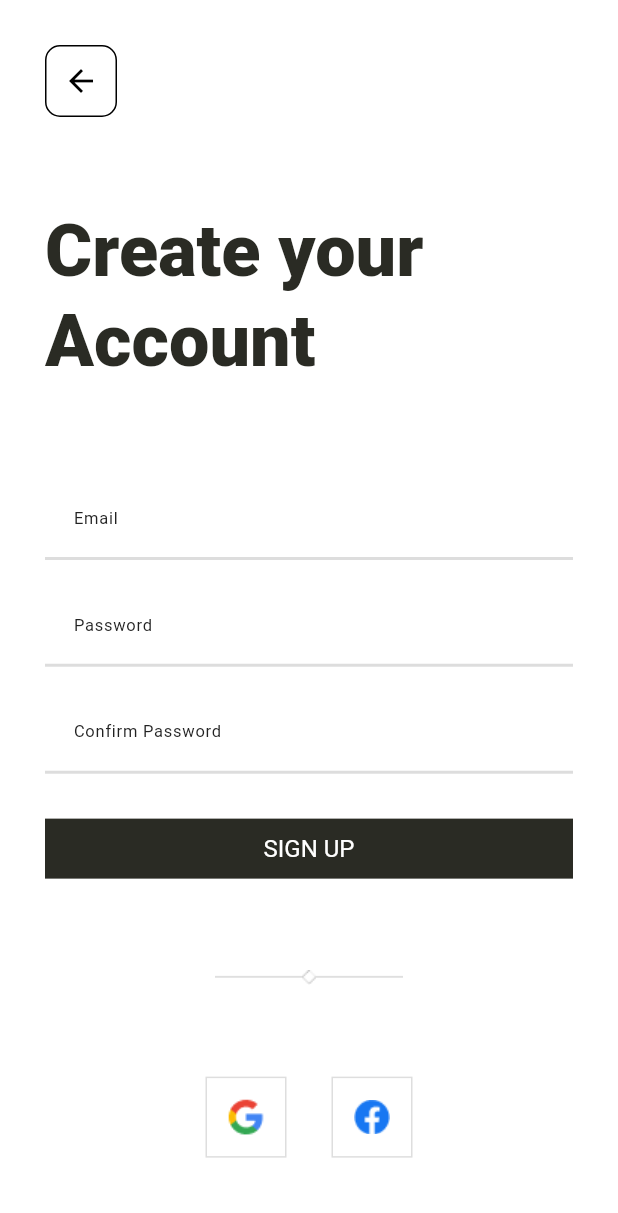
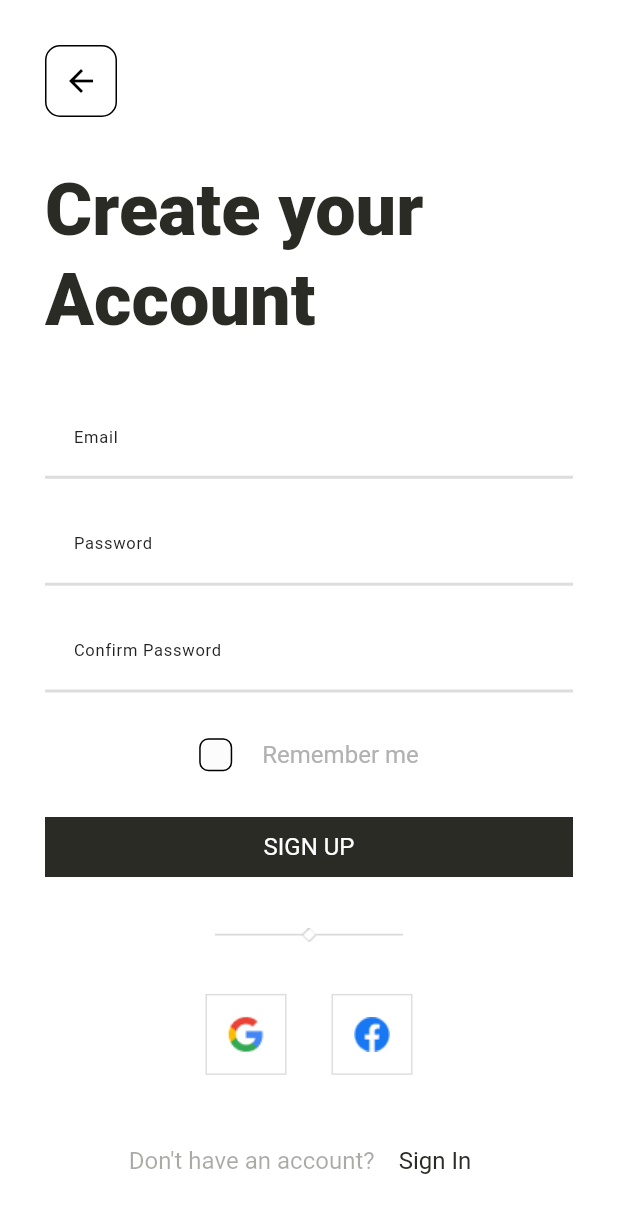
Before and after one commit to Josh-la-posh/fashion_app, a Flutter app: the SignupScreen screen opened by its route, on a phone screen of 412 x 824 dp. Shown: the top 1213 px of the screen. Run offline on Flutter 3.47's test engine with Material 3 defaults, Android fonts, the phone set to English and light mode, and no system bars; our stand-ins replace connectivity_plus, dio, flutter_dotenv, get, get_storage, shared_preferences; accounts and stored records are empty; Roboto replaces fonts that are missing (Manrope).

Commit message:
remember me checkbox design

```diff
--- a/lib/features/authentication/screens/onboarding/onboarding_final_page.dart
+++ b/lib/features/authentication/screens/onboarding/onboarding_final_page.dart
@@ -2,6 +2,7 @@ import 'package:flutter/material.dart';
 import 'package:get/get.dart';
 import 'package:sytle_to_perfection/common/widgets/buttons/elevated_button.dart';
 import 'package:sytle_to_perfection/features/authentication/screens/login/login.dart';
+import 'package:sytle_to_perfection/features/authentication/screens/signup/signup.dart';
 import 'package:sytle_to_perfection/utils/constants/colors.dart';
 import 'package:sytle_to_perfection/utils/constants/images.dart';
 import 'package:sytle_to_perfection/utils/constants/sizes.dart';
@@ -131,7 +132,7 @@ class OnboardingFinalScreen extends StatelessWidget {
                         )
                     ),
                     TextButton(
-                      onPressed: (){},
+                      onPressed: (){Get.to(() => const SignupScreen());},
                       child: Text(
                         'Sign up',
                         style: Theme.of(context).textTheme.bodyMedium,
--- a/lib/features/authentication/screens/signup/signup.dart
+++ b/lib/features/authentication/screens/signup/signup.dart
@@ -2,11 +2,9 @@ import 'package:flutter/material.dart';
 import 'package:get/get.dart';
 import 'package:sytle_to_perfection/features/authentication/screens/login/login.dart';
 import 'package:sytle_to_perfection/features/authentication/screens/signup/widget/signup_form.dart';
-
 import '../../../../utils/constants/colors.dart';
 import '../../../../utils/constants/images.dart';
 import '../../../../utils/constants/sizes.dart';
-import '../../../../utils/devices/device_utility.dart';
 import '../../../../utils/helpers/helper_functions.dart';
 import '../login/widgets/auth_back_button.dart';
 
@@ -26,21 +24,21 @@ class SignupScreen extends StatelessWidget {
                 crossAxisAlignment: CrossAxisAlignment.start,
                 children: [
                   AuthBackButton(darkMode: darkMode),
-                  const SizedBox(height: TSizes.spaceBtwElements * 2),
+                  SizedBox(height: THelperFunctions.screenHeight() * 0.04),
                   Text(
                     'Create your Account',
                     style: Theme.of(context).textTheme.headlineLarge,
                   ),
-                  const SizedBox(height: TSizes.spaceBtwElements * 2),
+                  SizedBox(height: THelperFunctions.screenHeight() * 0.04),
                   const SignupForm(),
-                  const SizedBox(height: TSizes.spaceBtwElements * 2),
-                  Center(
+                  SizedBox(height: THelperFunctions.screenHeight() * 0.04),
+                  const Center(
                     child: SizedBox(
                       width: 150,
-                      child: const Image(image: AssetImage(TImages.onboardingDivider)),
+                      child: Image(image: AssetImage(TImages.onboardingDivider)),
                     ),
                   ),
-                  const SizedBox(height: TSizes.spaceBtwElements * 2),
+                  SizedBox(height: THelperFunctions.screenHeight() * 0.04),
                   Row(
                     mainAxisAlignment: MainAxisAlignment.center,
                     children: [
@@ -63,7 +61,7 @@ class SignupScreen extends StatelessWidget {
                       ),
                     ],
                   ),
-                  const SizedBox(height: TSizes.spaceBtwElements * 4),
+                  SizedBox(height: THelperFunctions.screenHeight() * 0.04),
                   Row(
                     mainAxisAlignment: MainAxisAlignment.center,
                     children: [
--- a/lib/features/authentication/screens/signup/widget/signup_form.dart
+++ b/lib/features/authentication/screens/signup/widget/signup_form.dart
@@ -1,14 +1,23 @@
+import 'package:flutter/cupertino.dart';
 import 'package:flutter/material.dart';
+import 'package:get/get.dart';
 import 'package:sytle_to_perfection/common/widgets/buttons/elevated_button.dart';
 import 'package:sytle_to_perfection/common/widgets/buttons/outlined_button.dart';
+import 'package:sytle_to_perfection/utils/constants/colors.dart';
 
 import '../../../../../utils/constants/sizes.dart';
 
-class SignupForm extends StatelessWidget {
+class SignupForm extends StatefulWidget {
   const SignupForm({super.key});
 
   @override
+  State<SignupForm> createState() => _SignupFormState();
+}
+
+class _SignupFormState extends State<SignupForm> {
+  @override
   Widget build(BuildContext context) {
+    bool? checkboxValue = false;
     return Form(
       child: Column(
         children: [
@@ -36,6 +45,47 @@ class SignupForm extends StatelessWidget {
             ),
           ),
           const SizedBox(height: TSizes.spaceBtwElements,),
+          Row(
+            mainAxisAlignment: MainAxisAlignment.center,
+            children: [
+              Container(
+                height: 22,
+                width: 22,
+                decoration: BoxDecoration(
+                  borderRadius: BorderRadius.circular(6),
+                  color: TColors.textWhite,
+                  border: Border.all(
+                    color: TColors.black,
+                    width: 1
+                  )
+                ),
+                child: Checkbox(
+                    value: checkboxValue,
+                    onChanged: (value){
+                      setState(() {
+                        print('check $checkboxValue');
+                        checkboxValue = value;
+                      });
+                    }
+                ),
+              ),
+              SizedBox(width: TSizes.spaceBtwButtons,),
+              RichText(
+                  text: TextSpan(
+                    style: Theme.of(context).textTheme.bodyMedium,
+                    children: [
+                      TextSpan(
+                        text: 'Remember me',
+                        style: TextStyle(
+                          color: TColors.authGreyText
+                        )
+                      )
+                    ]
+                  )
+              )
+            ],
+          ),
+          const SizedBox(height: TSizes.spaceBtwElements,),
           TElevatedButton(onTap: (){}, buttonText: 'SIGN UP')
         ],
       ),
--- /dev/null
+++ b/lib/features/dashboard/routes/names.dart
@@ -0,0 +1,10 @@
+// ignore_for_file: constant_identifier_names
+
+const AUTH_ONBOARDING_SCREEN_ROUTE = 'auth/onboarding';
+const AUTH_ONBOARDING_FINAL_SCREEN_ROUTE = 'auth/onboarding-final';
+const AUTH_CREATE_ACCOUNT_SCREEN_ROUTE = 'auth/signup';
+const AUTH_LOGIN_SCREEN_ROUTE = 'auth/login';
+// const AUTH_VERIFY_EMAIL_SCREEN_ROUTE = 'auth/verify_email';
+// const AUTH_FORGOT_PASSWORD_SCREEN_ROUTE = 'auth/forgot-password';
+// const AUTH_RESET_PASSWORD_OTP_SCREEN_ROUTE = 'auth/reset-password-otp';
+// const AUTH_NEW_PASSWORD_SCREEN_ROUTE = '/auth/reset-password/new';
--- /dev/null
+++ b/lib/features/dashboard/routes/routes.dart
@@ -0,0 +1,5 @@
+import 'package:flutter/material.dart';
+
+Map<String, WidgetBuilder> dashboardRoutes = {
+  // AUTH_ONBOARDING_SCREEN_ROUTE: (context) => const OnboardingScreen(),
+};
--- a/lib/utils/constants/colors.dart
+++ b/lib/utils/constants/colors.dart
@@ -12,6 +12,7 @@ class TColors {
   static const Color textWhite = Color(0xFFFCFCFC);
   static const Color secTextWhite = Color(0xFFFDF5ED);
   static const Color formBlackText = Color(0xFF222222);
+  static const Color authGreyText = Color(0xFFB1B1B1);
 
   // Background Container Colors
 
--- a/lib/utils/themes/custom_themes/checkbox_theme.dart
+++ b/lib/utils/themes/custom_themes/checkbox_theme.dart
@@ -0,0 +1,45 @@
+import 'package:flutter/material.dart';
+
+import '../../constants/colors.dart';
+
+class TCheckboxTheme {
+  TCheckboxTheme._();
+
+  static CheckboxThemeData lightCheckboxTheme = CheckboxThemeData(
+    shape: RoundedRectangleBorder(borderRadius: BorderRadius.circular(6)),
+    side: const BorderSide(color: Colors.transparent,),
+    checkColor: MaterialStateProperty.resolveWith((states) {
+      if (states.contains(MaterialState.selected)) {
+        return TColors.black;
+      } else {
+        return TColors.white;
+      }
+    }),
+    fillColor: MaterialStateProperty.resolveWith((states) {
+      if (states.contains(MaterialState.selected)) {
+        return Colors.white;
+      } else {
+        return Colors.transparent;
+      }
+    }),
+  );
+
+  static CheckboxThemeData darkCheckboxTheme = CheckboxThemeData(
+    // shape: RoundedRectangleBorder(borderRadius: BorderRadius.circular(6)),
+    side: const BorderSide(color: Colors.transparent,),
+    checkColor: MaterialStateProperty.resolveWith((states) {
+      if (states.contains(MaterialState.selected)) {
+        return TColors.black;
+      } else {
+        return Colors.white;
+      }
+    }),
+    fillColor: MaterialStateProperty.resolveWith((states) {
+      if (states.contains(MaterialState.selected)) {
+        return Colors.white;
+      } else {
+        return Colors.white;
+      }
+    }),
+  );
+}
--- a/lib/utils/themes/themes.dart
+++ b/lib/utils/themes/themes.dart
@@ -2,6 +2,7 @@ import 'package:flutter/material.dart';
 
 import '../constants/colors.dart';
 import '../constants/texts.dart';
+import 'custom_themes/checkbox_theme.dart';
 import 'custom_themes/elevated_button_theme.dart';
 import 'custom_themes/outlined_button_theme.dart';
 import 'custom_themes/text_field_theme.dart';
@@ -17,7 +18,7 @@ class TAppTheme {
     primaryColor: TColors.primary,
     textTheme: TTextTheme.lightTextTheme,
     scaffoldBackgroundColor: Colors.white,
-    // checkboxTheme: TCheckboxTheme.lightCheckboxTheme,
+    checkboxTheme: TCheckboxTheme.lightCheckboxTheme,
     elevatedButtonTheme: TElevatedButtonTheme.lightElevatedButtonTheme,
     outlinedButtonTheme: TOutlinedButtonTheme.lightOutlinedButtonTheme,
     inputDecorationTheme: TTextFormFieldTheme.lightInputDecorationTheme,
@@ -31,7 +32,7 @@ class TAppTheme {
     primaryColor: TColors.primary,
     textTheme: TTextTheme.darkTextTheme,
     scaffoldBackgroundColor: Colors.black,
-    // checkboxTheme: TCheckboxTheme.darkCheckboxTheme,
+    checkboxTheme: TCheckboxTheme.darkCheckboxTheme,
     elevatedButtonTheme: TElevatedButtonTheme.darkElevatedButtonTheme,
     outlinedButtonTheme: TOutlinedButtonTheme.darkOutlinedButtonTheme,
     inputDecorationTheme: TTextFormFieldTheme.darkInputDecorationTheme,
```
Also changed, not shown: lib/features/authentication/screens/login/login.dart (+10 -12 lines), lib/features/authentication/screens/login/widgets/login_form.dart (+44 -0 lines).
